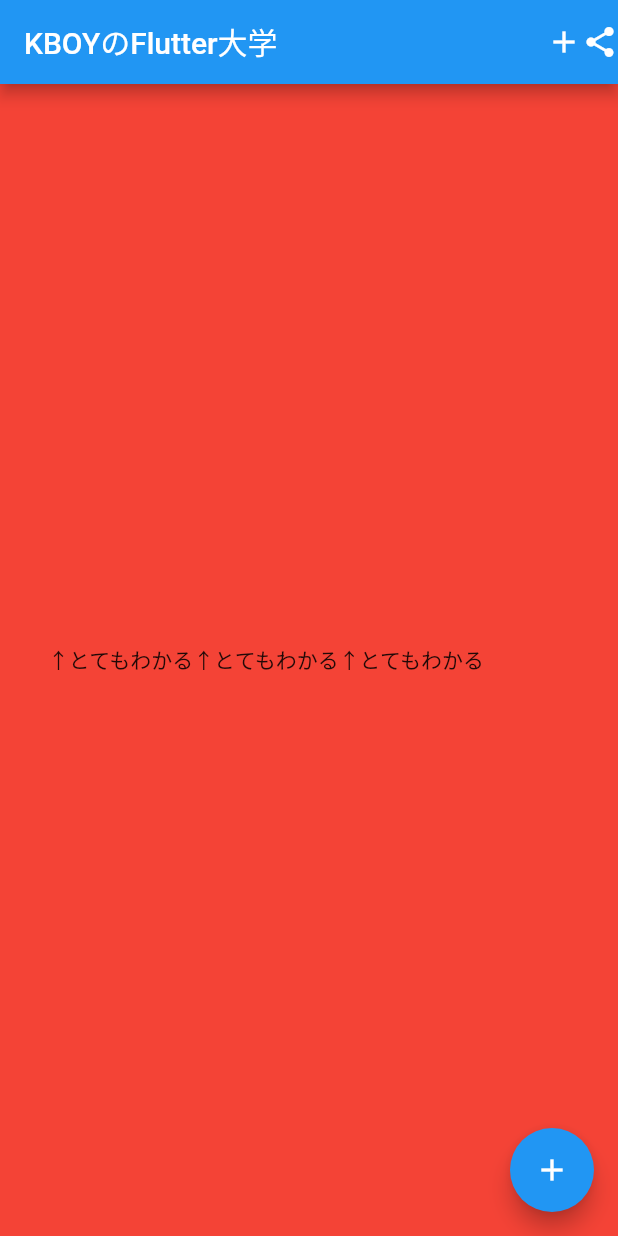
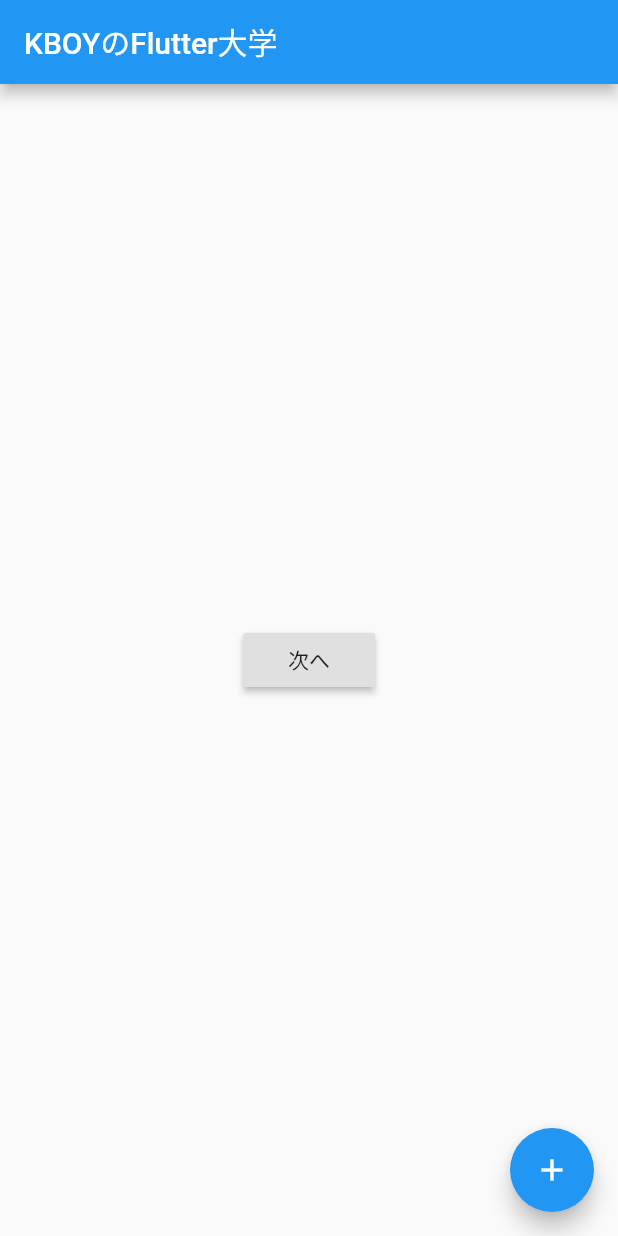
Before and after one commit to ichi-nakashima/coriander, a Flutter app: the screen it shows after launch, on a phone screen of 412 x 824 dp. Run offline on Flutter 3.47's test engine with Material 2 defaults, Android fonts, the phone set to English and light mode, and no system bars.

Commit message:
add 'Navigate to a new screen and back

```diff
--- a/lib/main.dart
+++ b/lib/main.dart
@@ -1,3 +1,4 @@
+import 'package:coriander/next_page.dart';
 import 'package:flutter/material.dart';
 
 void main() => runApp(MyApp());
@@ -9,7 +10,6 @@ class MyApp extends StatelessWidget {
     return MaterialApp(
       title: 'Flutter Demo',
       theme: ThemeData(
-
         primarySwatch: Colors.blue,
       ),
       home: MyHomePage(title: 'Flutter Demo Home Page'),
@@ -41,30 +41,19 @@ class _MyHomePageState extends State<MyHomePage> {
       appBar: AppBar(
 //        title: Text(widget.title),
         title: Text("KBOYのFlutter大学"),
-        actions: <Widget>[
-          Icon(Icons.add),
-          Icon(Icons.share)],
       ),
-      body: Container(
-        height: double.infinity,
-        color: Colors.red,
-        child: Padding(
-          padding: const EdgeInsets.all(32.0),
-          child: Row(
-//          mainAxisAlignment: MainAxisAlignment.center,
-            children: <Widget>[
-              Text('↑とてもわかる'),
-              Text('↑とてもわかる'),
-              Text('↑とてもわかる'),
-//            Text('↑とてもわかる'),
-//            Text('↑とてもわかる'),
-//            Text('↑とてもわかる'),
-//            Text(
-//              '$_counter',
-//              style: Theme.of(context).textTheme.display1,
-//            ),
-            ],
-          ),
+      body: Center(
+        child: RaisedButton(
+          child: Text('次へ'),
+          onPressed: () {
+            // 画面遷移のコード
+            Navigator.push(
+              context,
+              MaterialPageRoute(
+                builder: (context) => NextPage(),
+              ),
+            );
+          },
         ),
       ),
       floatingActionButton: FloatingActionButton(
```
Also changed, not shown: lib/next_page.dart (added, +31 -0 lines).
